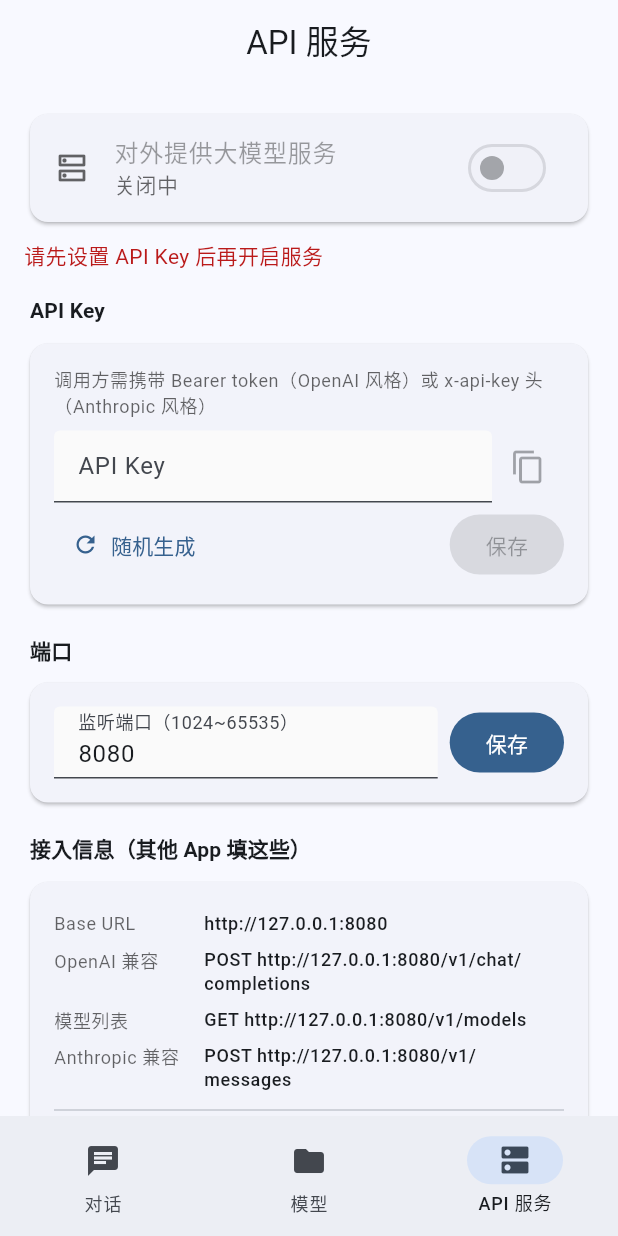
After one commit to best-bo-cai/edge_ai_app, a Flutter app: the screen it shows after launch, item 3 of the bottom bar chosen, on a phone screen of 412 x 824 dp. The commit adds this screen. Run offline on Flutter 3.47's test engine with Material 3 defaults, Android fonts, the phone set to English and light mode, and no system bars; our stand-ins replace device_info_plus, dio, file_picker, shared_preferences, sqflite; missing offline and left inert: dart:ffi; accounts and stored records are empty; network calls fail.

Commit message:
feat(api-server): 服务开关页 UI 与启动自恢复
- 开关页：启停（持久化，退出前开着则下次启动自动恢复）、端口配置、
  API Key 管理（展示/重新生成/自定义）、接入信息与调用统计
- main.dart：启动时初始化 ApiServerService 并注册底部导航入口

```diff
--- /dev/null
+++ b/lib/features/settings/api_server_screen.dart
@@ -0,0 +1,393 @@
+// lib/features/settings/api_server_screen.dart
+// API 服务开关页（二期需求 §5.5）：
+// - 服务启停开关（持久化：退出前开着则下次启动自动恢复）
+// - 端口配置（运行中锁定，需停止后修改）
+// - API Key 管理：展示/重新生成/自定义
+// - 接入信息：base_url + 两协议端点示例（供其他 App 配置）
+// - 调用统计：总调用/失败数（明细见 api_call_logs）
+import 'package:flutter/material.dart';
+import 'package:flutter/services.dart';
+
+import '../../core/services/api_server/api_server_service.dart';
+
+class ApiServerScreen extends StatefulWidget {
+  const ApiServerScreen({super.key});
+
+  @override
+  State<ApiServerScreen> createState() => _ApiServerScreenState();
+}
+
+class _ApiServerScreenState extends State<ApiServerScreen> {
+  final ApiServerService _service = ApiServerService.instance;
+  late final TextEditingController _portController;
+  late final TextEditingController _keyController;
+
+  @override
+  void initState() {
+    super.initState();
+    _portController = TextEditingController(text: _service.port.toString());
+    _keyController = TextEditingController(text: _service.apiKey);
+    _service.addListener(_onChanged);
+  }
+
+  @override
+  void dispose() {
+    _service.removeListener(_onChanged);
+    _portController.dispose();
+    _keyController.dispose();
+    super.dispose();
+  }
+
+  void _onChanged() {
+    if (!mounted) return;
+    setState(() {});
+    // 端口显示同步服务当前值
+    final portText = _service.port.toString();
+    if (_portController.text != portText) {
+      _portController.text = portText;
+    }
+  }
+
+  Future<void> _toggleServer(bool enabled) async {
+    if (enabled) {
+      await _service.start();
+      if (_service.status == ApiServerStatus.error && mounted) {
+        ScaffoldMessenger.of(context).showSnackBar(
+          SnackBar(
+            content: Text(_service.lastError ?? '启动失败'),
+            backgroundColor: Colors.red,
+          ),
+        );
+      }
+    } else {
+      await _service.stop();
+    }
+  }
+
+  Future<void> _applyPort() async {
+    final port = int.tryParse(_portController.text.trim());
+    if (port == null || port < 1024 || port > 65535) {
+      if (mounted) {
+        ScaffoldMessenger.of(context).showSnackBar(
+          const SnackBar(content: Text('端口需在 1024~65535 之间')),
+        );
+      }
+      return;
+    }
+    await _service.setPort(port);
+    if (mounted) {
+      ScaffoldMessenger.of(context).showSnackBar(
+        SnackBar(content: port == _service.port ? const Text('端口已保存') : const Text('服务运行中，端口不可修改')),
+      );
+    }
+  }
+
+  Future<void> _regenerateKey() async {
+    final key = 'edge-${DateTime.now().millisecondsSinceEpoch.toRadixString(36)}-'
+        '${_randomHex(16)}';
+    _keyController.text = key;
+    await _service.setApiKey(key);
+  }
+
+  static String _randomHex(int length) {
+    const chars = '0123456789abcdef';
+    final now = DateTime.now().microsecondsSinceEpoch;
+    final sb = StringBuffer();
+    for (var i = 0; i < length; i++) {
+      sb.write(chars[(now >> (i % 16 * 2)) % 16]);
+    }
+    return sb.toString();
+  }
+
+  Future<void> _applyKey() async {
+    await _service.setApiKey(_keyController.text);
+    if (mounted) {
+      ScaffoldMessenger.of(context).showSnackBar(
+        const SnackBar(content: Text('API Key 已保存')),
+      );
+    }
+  }
+
+  @override
+  Widget build(BuildContext context) {
+    final running = _service.isRunning;
+    final theme = Theme.of(context);
+
+    return Scaffold(
+      appBar: AppBar(title: const Text('API 服务')),
+      body: ListView(
+        padding: const EdgeInsets.all(16),
+        children: [
+          // 服务总开关
+          Card(
+            child: SwitchListTile(
+              title: const Text('对外提供大模型服务'),
+              subtitle: Text(
+                running ? _service.baseUrl : '关闭中',
+                style: TextStyle(
+                  color: running ? Colors.green : theme.hintColor,
+                  fontWeight: FontWeight.w500,
+                ),
+              ),
+              secondary: Icon(
+                running ? Icons.dns : Icons.dns_outlined,
+                color: running ? Colors.green : theme.hintColor,
+              ),
+              value: running,
+              onChanged: _service.apiKey.isEmpty ? null : _toggleServer,
+            ),
+          ),
+          if (_service.apiKey.isEmpty)
+            Padding(
+              padding: const EdgeInsets.only(top: 8),
+              child: Text(
+                '请先设置 API Key 后再开启服务',
+                style: TextStyle(color: theme.colorScheme.error),
+              ),
+            ),
+          if (_service.status == ApiServerStatus.error &&
+              _service.lastError != null)
+            Padding(
+              padding: const EdgeInsets.only(top: 8),
+              child: Text(
+                _service.lastError!,
+                style: TextStyle(color: theme.colorScheme.error),
+              ),
+            ),
+
+          const SizedBox(height: 16),
+
+          // API Key
+          const _SectionTitle('API Key'),
+          Card(
+            child: Padding(
+              padding: const EdgeInsets.all(16),
+              child: Column(
+                crossAxisAlignment: CrossAxisAlignment.start,
+                children: [
+                  Text(
+                    '调用方需携带 Bearer token（OpenAI 风格）或 x-api-key 头（Anthropic 风格）',
+                    style: theme.textTheme.bodySmall?.copyWith(color: theme.hintColor),
+                  ),
+                  const SizedBox(height: 8),
+                  Row(
+                    children: [
+                      Expanded(
+                        child: TextField(
+                          controller: _keyController,
+                          decoration: const InputDecoration(
+                            labelText: 'API Key',
+                            isDense: true,
+                          ),
+                        ),
+                      ),
+                      IconButton(
+                        icon: const Icon(Icons.copy),
+                        tooltip: '复制',
+                        onPressed: _keyController.text.isEmpty
+                            ? null
+                            : () {
+                                Clipboard.setData(
+                                    ClipboardData(text: _keyController.text));
+                                ScaffoldMessenger.of(context).showSnackBar(
+                                  const SnackBar(content: Text('已复制')),
+                                );
+                              },
+                      ),
+                    ],
+                  ),
+                  const SizedBox(height: 4),
+                  Row(
+                    children: [
+                      TextButton.icon(
+                        icon: const Icon(Icons.refresh),
+                        label: const Text('随机生成'),
+                        onPressed: _regenerateKey,
+                      ),
+                      const Spacer(),
+                      FilledButton(
+                        onPressed: _keyController.text.trim().isEmpty
+                            ? null
+                            : _applyKey,
+                        child: const Text('保存'),
+                      ),
+                    ],
+                  ),
+                ],
+              ),
+            ),
+          ),
+
+          const SizedBox(height: 16),
+
+          // 端口
+          const _SectionTitle('端口'),
+          Card(
+            child: Padding(
+              padding: const EdgeInsets.all(16),
+              child: Column(
+                crossAxisAlignment: CrossAxisAlignment.start,
+                children: [
+                  if (running)
+                    Padding(
+                      padding: const EdgeInsets.only(bottom: 8),
+                      child: Text(
+                        '服务运行中，停止后可修改端口',
+                        style: TextStyle(color: theme.colorScheme.error),
+                      ),
+                    ),
+                  Row(
+                    children: [
+                      Expanded(
+                        child: TextField(
+                          controller: _portController,
+                          keyboardType: TextInputType.number,
+                          enabled: !running,
+                          decoration: const InputDecoration(
+                            labelText: '监听端口（1024~65535）',
+                            isDense: true,
+                          ),
+                        ),
+                      ),
+                      const SizedBox(width: 8),
+                      FilledButton(
+                        onPressed: running ? null : _applyPort,
+                        child: const Text('保存'),
+                      ),
+                    ],
+                  ),
+                ],
+              ),
+            ),
+          ),
+
+          const SizedBox(height: 16),
+
+          // 接入信息
+          const _SectionTitle('接入信息（其他 App 填这些）'),
+          Card(
+            child: Padding(
+              padding: const EdgeInsets.all(16),
+              child: Column(
+                crossAxisAlignment: CrossAxisAlignment.start,
+                children: [
+                  _infoRow(context, 'Base URL', _service.baseUrl),
+                  _infoRow(context, 'OpenAI 兼容',
+                      'POST ${_service.baseUrl}/v1/chat/completions'),
+                  _infoRow(context, '模型列表',
+                      'GET ${_service.baseUrl}/v1/models'),
+                  _infoRow(context, 'Anthropic 兼容',
+                      'POST ${_service.baseUrl}/v1/messages'),
+                  const Divider(),
+                  Text(
+                    '仅本机（127.0.0.1）可访问，不对局域网暴露；'
+                    '模型名从模型列表接口获取，请求未安装的模型将返回 404。',
+                    style: theme.textTheme.bodySmall?.copyWith(
+                      color: theme.hintColor,
+                    ),
+                  ),
+                ],
+              ),
+            ),
+          ),
+
+          const SizedBox(height: 16),
+
+          // 调用统计
+          const _SectionTitle('调用统计'),
+          Card(
+            child: Padding(
+              padding: const EdgeInsets.all(16),
+              child: Row(
+                children: [
+                  Expanded(
+                    child: _StatCell(
+                      label: '总调用',
+                      value: _service.totalCalls.toString(),
+                    ),
+                  ),
+                  Expanded(
+                    child: _StatCell(
+                      label: '失败',
+                      value: _service.failedCalls.toString(),
+                      valueColor: _service.failedCalls > 0
+                          ? theme.colorScheme.error
+                          : null,
+                    ),
+                  ),
+                ],
+              ),
+            ),
+          ),
+        ],
+      ),
+    );
+  }
+
+  Widget _infoRow(BuildContext context, String label, String value) {
+    final theme = Theme.of(context);
+    return Padding(
+      padding: const EdgeInsets.symmetric(vertical: 4),
+      child: Row(
+        crossAxisAlignment: CrossAxisAlignment.start,
+        children: [
+          SizedBox(
+            width: 100,
+            child: Text(label,
+                style: theme.textTheme.bodySmall
+                    ?.copyWith(color: theme.hintColor)),
+          ),
+          Expanded(
+            child: SelectableText(
+              value,
+              style: theme.textTheme.bodySmall
+                  ?.copyWith(fontWeight: FontWeight.w500),
+            ),
+          ),
+        ],
+      ),
+    );
+  }
+}
+
+class _SectionTitle extends StatelessWidget {
+  final String text;
+  const _SectionTitle(this.text);
+
+  @override
+  Widget build(BuildContext context) {
+    return Padding(
+      padding: const EdgeInsets.only(left: 4, bottom: 8),
+      child: Text(
+        text,
+        style: Theme.of(context).textTheme.titleSmall?.copyWith(
+              fontWeight: FontWeight.w600,
+            ),
+      ),
+    );
+  }
+}
+
+class _StatCell extends StatelessWidget {
+  final String label;
+  final String value;
+  final Color? valueColor;
+
+  const _StatCell({required this.label, required this.value, this.valueColor});
+
+  @override
+  Widget build(BuildContext context) {
+    final theme = Theme.of(context);
+    return Column(
+      children: [
+        Text(
+          value,
+          style: theme.textTheme.headlineSmall
+              ?.copyWith(fontWeight: FontWeight.w600, color: valueColor),
+        ),
+        const SizedBox(height: 4),
+        Text(label, style: theme.textTheme.bodySmall?.copyWith(color: theme.hintColor)),
+      ],
+    );
+  }
+}
--- a/lib/main.dart
+++ b/lib/main.dart
@@ -2,10 +2,12 @@
 import 'package:flutter/material.dart';
 import 'features/chat/chat_screen.dart';
 import 'features/settings/model_management_screen.dart';
+import 'features/settings/api_server_screen.dart';
 import 'core/services/conversation_service.dart';
 import 'core/services/model_service.dart';
 import 'core/services/download_manager.dart';
 import 'core/services/hf_api_service.dart';
+import 'core/services/api_server/api_server_service.dart';
 
 void main() async {
   WidgetsFlutterBinding.ensureInitialized();
@@ -17,6 +19,9 @@ void main() async {
   // 初始化会话服务：恢复历史会话、上次打开的会话，
   // 并注册模型切换监听（切模型 → 归档旧会话 + 开新会话）
   await ConversationService().init();
+
+  // 初始化 API 服务：恢复端口/API Key 配置，退出前开着则自动重启
+  await ApiServerService.instance.init();
 
   // 恢复下载任务记录（断点续传）
   await DownloadManager.instance.init();
@@ -66,6 +71,7 @@ class _HomePageState extends State<HomePage> {
   final List<Widget> _pages = [
     const ChatScreen(),
     const ModelManagementScreen(),
+    const ApiServerScreen(),
   ];
 
   @override
@@ -91,6 +97,10 @@ class _HomePageState extends State<HomePage> {
             icon: Icon(Icons.folder),
             label: '模型',
           ),
+          NavigationDestination(
+            icon: Icon(Icons.dns),
+            label: 'API 服务',
+          ),
         ],
       ),
     );
```
